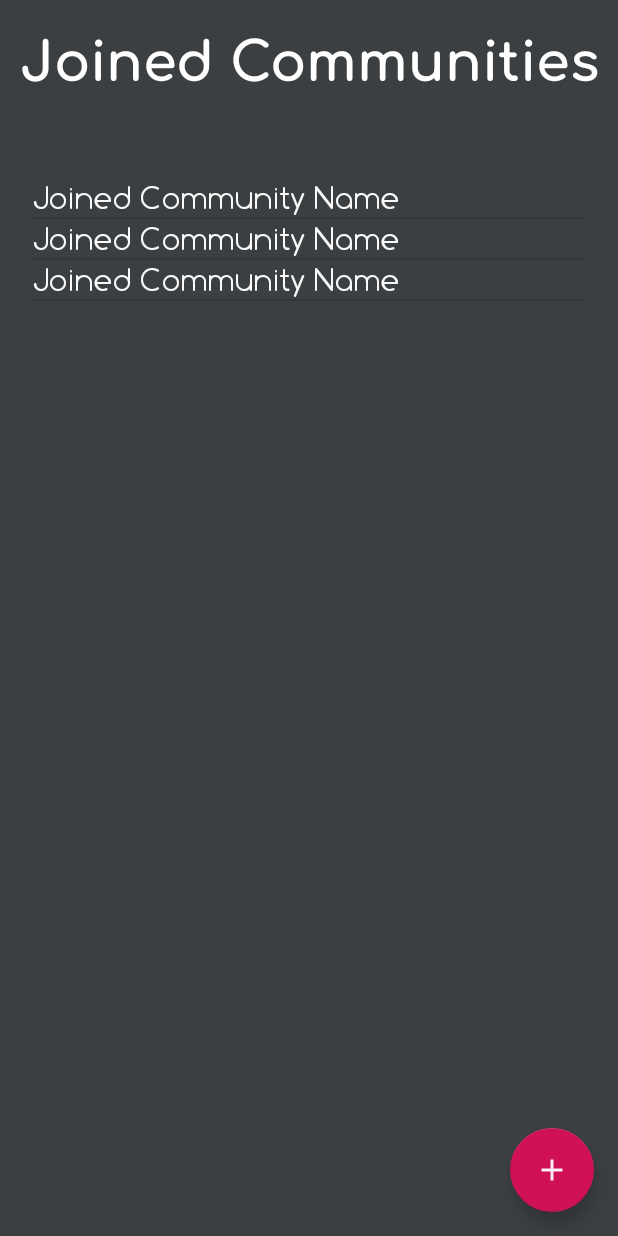
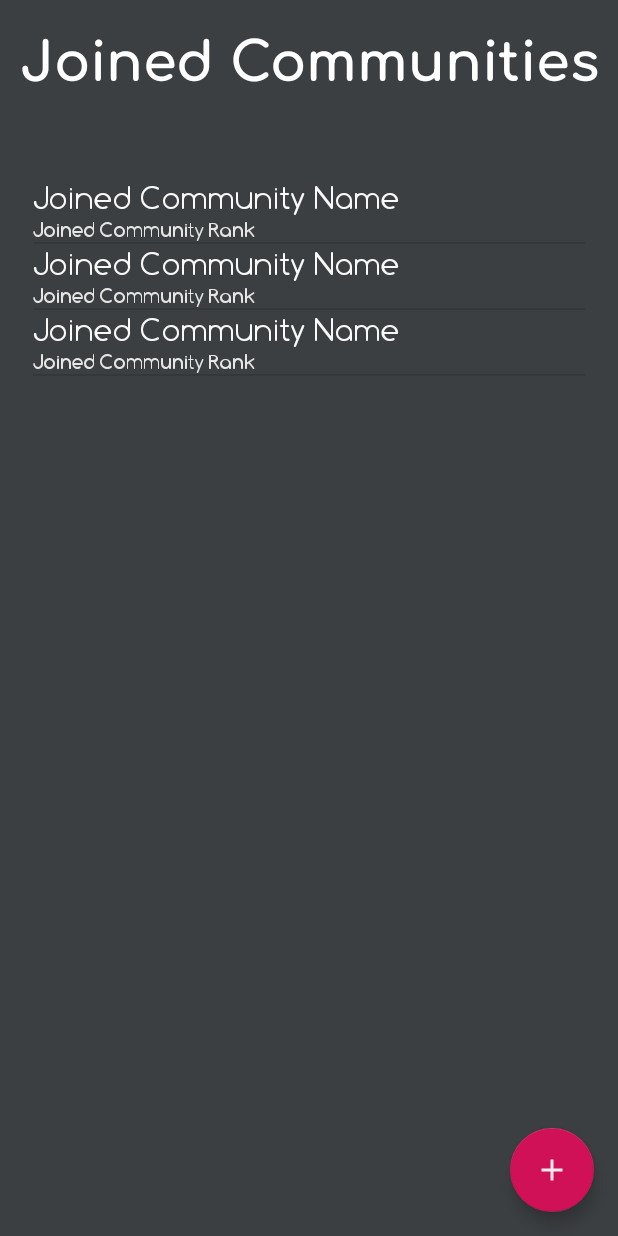
Before and after one commit to SarveshOO7/Community, an Android app: the layout activity_main.xml on its own in the app's theme, with its tools: preview values and no code run, on a phone screen of 412 x 824 dp. Run offline under Robolectric (Android 15) with nearby library versions, the phone set to English and light mode, and no system bars.

Commit message:
Successful attempt at displaying joined communities.

```diff
--- a/app/src/main/res/layout/communities_list_item.xml
+++ b/app/src/main/res/layout/communities_list_item.xml
@@ -17,4 +17,15 @@
         android:textColor="#F9F9F9"
         tools:text="Joined Community Name" />
 
+    <TextView
+        android:id="@+id/joinedCommunityRank"
+        android:layout_width="wrap_content"
+        android:layout_height="match_parent"
+        android:layout_weight="0"
+        android:fontFamily="@font/comfortaa_regular"
+        android:textAppearance="?android:attr/textAppearanceLarge"
+        android:textColor="#E6E6E6"
+        android:textSize="14sp"
+        tools:text="Joined Community Rank" />
+
 </LinearLayout>
```
Also changed, not shown: app/src/main/java/sarveshtandon/www/community/JoinedCommunitiesAdapter.java (+8 -3 lines), app/src/main/java/sarveshtandon/www/community/MainActivity.java (+10 -3 lines).
